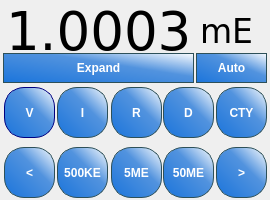
This is DMMUtility/dmmutility.ui in Qmax/QUTE as Qt 5 draws it before an edit. The edited form follows.
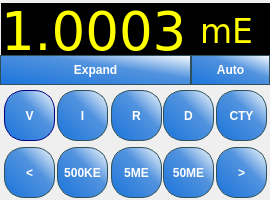
This is the edited form.

```diff
--- a/DMMUtility/dmmutility.ui
+++ b/DMMUtility/dmmutility.ui
@@ -42,7 +42,7 @@
    <property name="geometry">
     <rect>
      <x>4</x>
-     <y>87</y>
+     <y>90</y>
      <width>51</width>
      <height>51</height>
     </rect>
@@ -55,7 +55,7 @@
    <property name="geometry">
     <rect>
      <x>57</x>
-     <y>87</y>
+     <y>90</y>
      <width>51</width>
      <height>51</height>
     </rect>
@@ -68,7 +68,7 @@
    <property name="geometry">
     <rect>
      <x>111</x>
-     <y>87</y>
+     <y>90</y>
      <width>51</width>
      <height>51</height>
     </rect>
@@ -81,7 +81,7 @@
    <property name="geometry">
     <rect>
      <x>163</x>
-     <y>87</y>
+     <y>90</y>
      <width>51</width>
      <height>51</height>
     </rect>
@@ -94,7 +94,7 @@
    <property name="geometry">
     <rect>
      <x>216</x>
-     <y>87</y>
+     <y>90</y>
      <width>51</width>
      <height>51</height>
     </rect>
@@ -171,8 +171,8 @@
   <widget class="QPushButton" name="pushButton_12">
    <property name="geometry">
     <rect>
-     <x>3</x>
-     <y>53</y>
+     <x>0</x>
+     <y>55</y>
      <width>191</width>
      <height>30</height>
     </rect>
@@ -184,9 +184,9 @@
   <widget class="QPushButton" name="pushButton_13">
    <property name="geometry">
     <rect>
-     <x>196</x>
-     <y>53</y>
-     <width>71</width>
+     <x>191</x>
+     <y>55</y>
+     <width>79</width>
      <height>30</height>
     </rect>
    </property>
@@ -197,9 +197,9 @@
   <widget class="QLabel" name="label">
    <property name="geometry">
     <rect>
-     <x>6</x>
+     <x>1</x>
      <y>3</y>
-     <width>191</width>
+     <width>199</width>
      <height>56</height>
     </rect>
    </property>
@@ -209,6 +209,10 @@
      <pointsize>40</pointsize>
     </font>
    </property>
+   <property name="styleSheet">
+    <string notr="true">background-color: rgb(0, 0, 0);
+color: rgb(255, 255, 0);</string>
+   </property>
    <property name="text">
     <string>1.0003</string>
    </property>
@@ -218,7 +222,7 @@
     <rect>
      <x>200</x>
      <y>3</y>
-     <width>64</width>
+     <width>70</width>
      <height>56</height>
     </rect>
    </property>
@@ -228,10 +232,28 @@
      <pointsize>25</pointsize>
     </font>
    </property>
+   <property name="styleSheet">
+    <string notr="true">background-color: rgb(0, 0, 0);
+color: rgb(255, 255, 0);</string>
+   </property>
    <property name="text">
     <string>mE</string>
    </property>
   </widget>
+  <zorder>pushButton</zorder>
+  <zorder>pushButton_2</zorder>
+  <zorder>pushButton_3</zorder>
+  <zorder>pushButton_4</zorder>
+  <zorder>pushButton_5</zorder>
+  <zorder>pushButton_6</zorder>
+  <zorder>pushButton_7</zorder>
+  <zorder>pushButton_8</zorder>
+  <zorder>pushButton_9</zorder>
+  <zorder>pushButton_10</zorder>
+  <zorder>label</zorder>
+  <zorder>label_2</zorder>
+  <zorder>pushButton_13</zorder>
+  <zorder>pushButton_12</zorder>
  </widget>
  <layoutdefault spacing="6" margin="11"/>
  <resources/>
```
